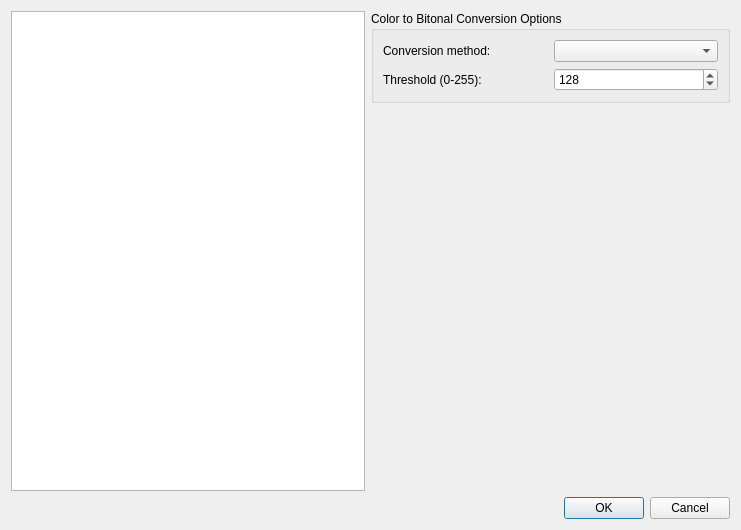
This is Pdf4QtLibGui/pdfcreatebitonaldocumentdialog.ui in JakubMelka/PDF4QT as Qt 5 draws it before an edit. The edited form follows.
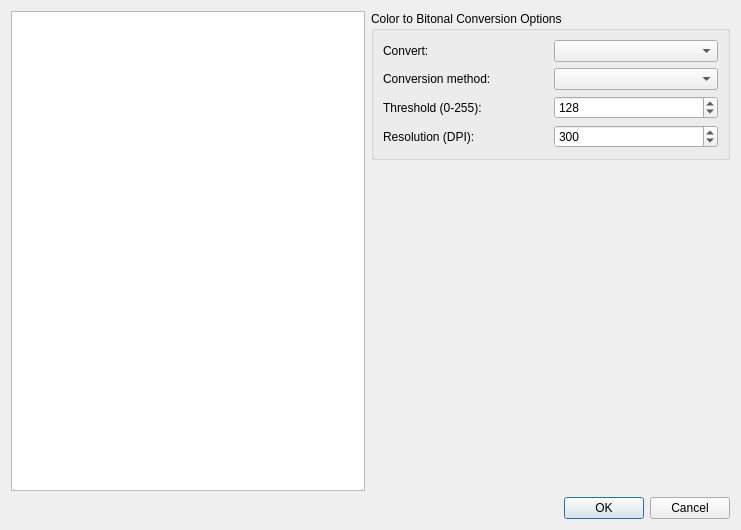
This is the edited form.

The edit to the form file:
```diff
--- a/Pdf4QtLibGui/pdfcreatebitonaldocumentdialog.ui
+++ b/Pdf4QtLibGui/pdfcreatebitonaldocumentdialog.ui
@@ -31,23 +31,33 @@
      </property>
      <layout class="QGridLayout" name="optionsGridLayout">
       <item row="0" column="0">
+       <widget class="QLabel" name="conversionSourceLabel">
+        <property name="text">
+         <string>Convert:</string>
+        </property>
+       </widget>
+      </item>
+      <item row="0" column="1">
+       <widget class="QComboBox" name="conversionSourceComboBox"/>
+      </item>
+      <item row="1" column="0">
        <widget class="QLabel" name="conversionMethodLabel">
         <property name="text">
          <string>Conversion method:</string>
         </property>
        </widget>
       </item>
-      <item row="0" column="1">
+      <item row="1" column="1">
        <widget class="QComboBox" name="conversionMethodComboBox"/>
       </item>
-      <item row="1" column="0">
+      <item row="2" column="0">
        <widget class="QLabel" name="thresholdLabel">
         <property name="text">
          <string>Threshold (0-255):</string>
         </property>
        </widget>
       </item>
-      <item row="1" column="1">
+      <item row="2" column="1">
        <widget class="QSpinBox" name="thresholdEditBox">
         <property name="maximum">
          <number>255</number>
@@ -57,6 +67,29 @@
         </property>
        </widget>
       </item>
+      <item row="3" column="0">
+       <widget class="QLabel" name="resolutionLabel">
+        <property name="text">
+         <string>Resolution (DPI):</string>
+        </property>
+       </widget>
+      </item>
+      <item row="3" column="1">
+       <widget class="QSpinBox" name="resolutionEditBox">
+        <property name="minimum">
+         <number>24</number>
+        </property>
+        <property name="maximum">
+         <number>1200</number>
+        </property>
+        <property name="singleStep">
+         <number>25</number>
+        </property>
+        <property name="value">
+         <number>300</number>
+        </property>
+       </widget>
+      </item>
      </layout>
     </widget>
    </item>
```
